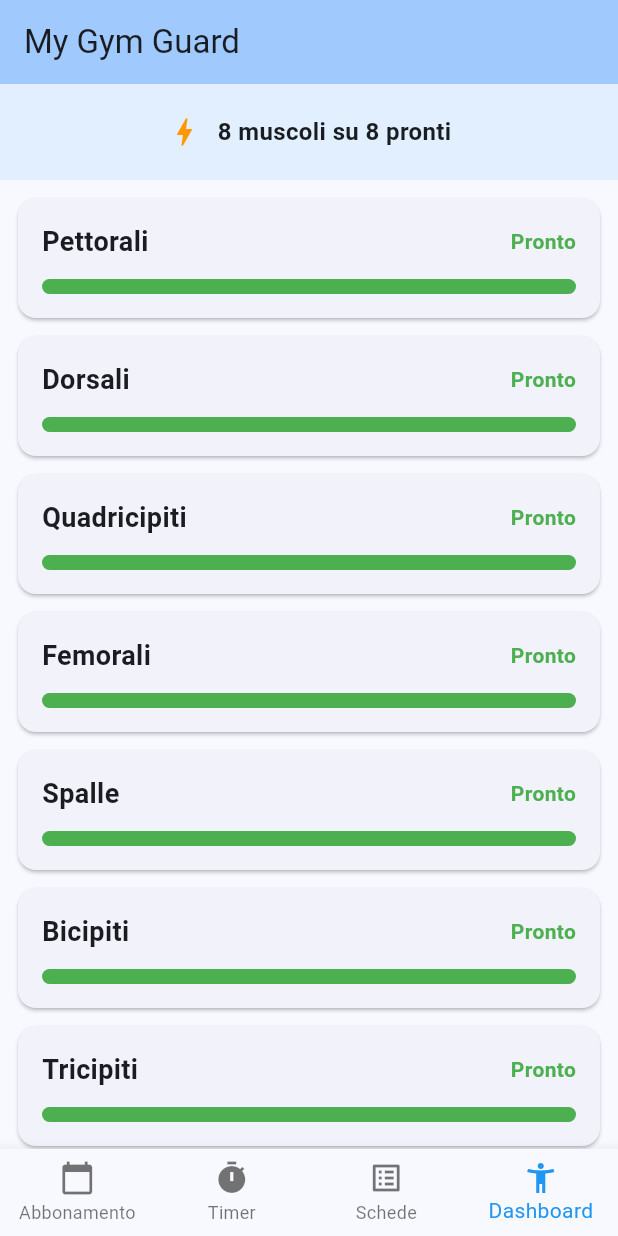
After one commit to timothy-giolito/MyGymGuard, a Flutter app: the screen it shows after launch, item 4 of the bottom bar chosen, on a phone screen of 412 x 824 dp. The commit adds this screen. Run offline on Flutter 3.47's test engine with Material 3 defaults, Android fonts, the phone set to English and light mode, and no system bars; our stand-ins replace file_picker, hive_flutter, image_picker, open_filex; accounts and stored records are empty.

Commit message:
cancellazione heatmap e implementazione dashboard recupero

```diff
--- a/lib/screens/main_screen.dart
+++ b/lib/screens/main_screen.dart
@@ -2,7 +2,7 @@ import 'package:flutter/material.dart';
 import 'pagina_abbonamento.dart';
 import 'pagina_timer.dart';
 import 'pagina_schede.dart';
-import 'pagina_heatmap.dart';
+import 'pagina_dashboard.dart';
 
 class MainScreen extends StatefulWidget {
   const MainScreen({super.key});
@@ -20,7 +20,7 @@ class _MainScreenState extends State<MainScreen> {
     const PaginaAbbonamento(),
     const PaginaTimer(),
     const PaginaSchede(),
-    const PaginaHeatmap(),
+    const PaginaDashboard(),
   ];
 
   // Funzione che cambia la pagina quando tocchi un'icona
@@ -54,7 +54,7 @@ class _MainScreenState extends State<MainScreen> {
           BottomNavigationBarItem(icon: Icon(Icons.list_alt), label: 'Schede'),
           BottomNavigationBarItem(
             icon: Icon(Icons.accessibility_new),
-            label: 'Heatmap',
+            label: 'Dashboard',
           ),
         ],
       ),
--- /dev/null
+++ b/lib/screens/pagina_dashboard.dart
@@ -0,0 +1,93 @@
+import 'package:flutter/material.dart';
+import 'package:provider/provider.dart';
+import '../providers/recupero_provider.dart';
+
+class PaginaDashboard extends StatelessWidget {
+  const PaginaDashboard({super.key});
+
+  @override
+  Widget build(BuildContext context) {
+    // Ci mettiamo in ascolto del provider per aggiornare le barre in tempo reale
+    final recuperoProvider = context.watch<RecuperoProvider>();
+    final muscoli = recuperoProvider.muscoli;
+
+    return Column(
+      children: [
+        // Intestazione con riassunto rapido
+        Container(
+          padding: const EdgeInsets.all(20),
+          color: Colors.blue.withOpacity(0.1),
+          child: Row(
+            mainAxisAlignment: MainAxisAlignment.center,
+            children: [
+              const Icon(Icons.bolt, color: Colors.orange),
+              const SizedBox(width: 10),
+              Text(
+                "${muscoli.where((m) => m.livelloRecupero > 0.7).length} muscoli su ${muscoli.length} pronti",
+                style: const TextStyle(
+                  fontSize: 16,
+                  fontWeight: FontWeight.bold,
+                ),
+              ),
+            ],
+          ),
+        ),
+
+        // Lista a scorrimento dei muscoli
+        Expanded(
+          child: ListView.builder(
+            padding: const EdgeInsets.all(12),
+            itemCount: muscoli.length,
+            itemBuilder: (context, index) {
+              final muscolo = muscoli[index];
+              return Card(
+                margin: const EdgeInsets.only(bottom: 12),
+                child: Padding(
+                  padding: const EdgeInsets.all(16),
+                  child: Column(
+                    crossAxisAlignment: CrossAxisAlignment.start,
+                    children: [
+                      Row(
+                        mainAxisAlignment: MainAxisAlignment.spaceBetween,
+                        children: [
+                          Text(
+                            muscolo.nome,
+                            style: const TextStyle(
+                              fontSize: 18,
+                              fontWeight: FontWeight.w600,
+                            ),
+                          ),
+                          Text(
+                            muscolo.testoStato,
+                            style: TextStyle(
+                              color: muscolo.coloreStato,
+                              fontWeight: FontWeight.bold,
+                            ),
+                          ),
+                        ],
+                      ),
+                      const SizedBox(height: 12),
+                      // La barra di progresso orizzontale
+                      ClipRRect(
+                        borderRadius: BorderRadius.circular(8),
+                        child: LinearProgressIndicator(
+                          value: muscolo.livelloRecupero,
+                          minHeight: 10,
+                          backgroundColor: Colors.grey[200],
+                          // Il colore cambia dinamicamente in base al recupero (verde, arancione o rosso)
+                          valueColor: AlwaysStoppedAnimation<Color>(
+                            muscolo.coloreStato,
+                          ),
+                        ),
+                      ),
+                    ],
+                  ),
+                ),
+              );
+            },
+          ),
+        ),
+      ],
+    );
+  }
+}
```
Also changed, not shown: lib/screens/pagina_heatmap.dart (deleted, +0 -167 lines).
